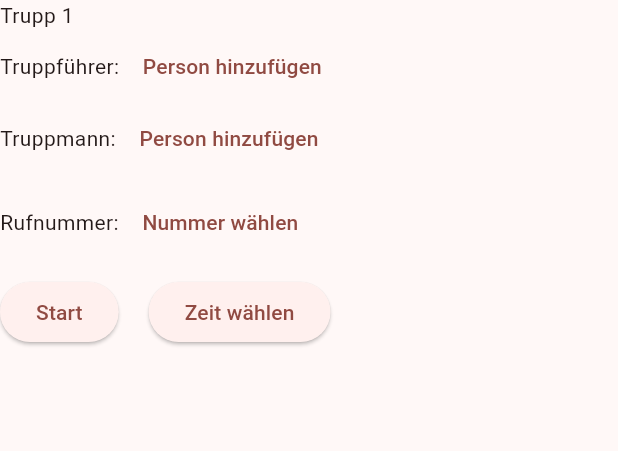
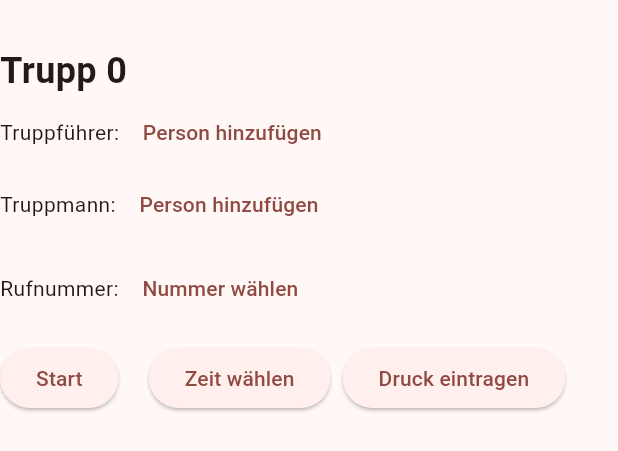
Before and after one commit to TINF24AI2/asu, a Flutter app: the WidgetNewTrupp widget shown alone on an empty page, opened directly with empty values, after a tap on "Start", on a phone screen of 412 x 824 dp. Shown: the top 451 px of the screen. Run offline on Flutter 3.47's test engine with Material 3 defaults, Android fonts, the phone set to English and light mode, and no system bars; our stand-ins replace cloud_firestore, firebase_auth, firebase_core, flutter_riverpod, freezed_annotation, go_router and 1 more; accounts and stored records are empty; generated files the repository leaves out were written again; network calls fail; statements that could not run were skipped.

Commit message:
Edited Edit: Widget Formular neuer Trupp #4
I've added the specification of the pressure and the dynamic truppnumber.
The add_time.dart was previously changed to have less pre-sets as options.

```diff
--- a/lib/ui/core/widget_new_trupp.dart
+++ b/lib/ui/core/widget_new_trupp.dart
@@ -6,6 +6,7 @@ import '../settings/settings.dart'
 import 'add_person.dart';
 import 'add_radio_call_number.dart';
 import 'add_time.dart';
+import 'package:asu/ui/trupp/pressure.dart';
 
 // minimal functional implementation of widget_new_trupp
 
@@ -22,6 +23,8 @@ class _WidgetNewTruppState extends ConsumerState<WidgetNewTrupp> {
   final List<String?> members = [null, null];
   int? _selectedMinutes;
   String? _selectedCallNumber;
+  int? _leaderPressure;
+  int? _memberPressure;
   // open dialog and put the returned name into the selected slot
   Future<void> _addToSlot(int index) async {
     final result = await showAddPersonDialog(context);
@@ -42,13 +45,18 @@ class _WidgetNewTruppState extends ConsumerState<WidgetNewTrupp> {
     });
   }
 
+  // pressure input uses the shared 'Pressure' modal (same behaviour as in 'trupp.dart')
   @override
   Widget build(BuildContext context) {
     return Column(
       mainAxisSize: MainAxisSize.min,
       crossAxisAlignment: CrossAxisAlignment.start,
       children: [
-        const Text('Trupp 1'), // ToDo: make dynamic later
+        Container(margin: const EdgeInsets.only(top: 30)),
+        Text(
+          "Trupp ${widget.truppNumber}",
+          style: const TextStyle(fontSize: 24, fontWeight: FontWeight.bold),
+        ),
         // Leader slot (index 0)
         Row(
           children: [
@@ -59,6 +67,11 @@ class _WidgetNewTruppState extends ConsumerState<WidgetNewTrupp> {
                 icon: const Icon(Icons.delete),
                 onPressed: () => setState(() => members[0] = null),
               ),
+              if (_leaderPressure != null) ...[
+                const SizedBox(width: 6),
+                Text('($_leaderPressure bar)'),
+              ],
+              const SizedBox(width: 8),
             ] else ...[
               TextButton(
                 onPressed: () => _addToSlot(0),
@@ -78,6 +91,11 @@ class _WidgetNewTruppState extends ConsumerState<WidgetNewTrupp> {
                 icon: const Icon(Icons.delete),
                 onPressed: () => setState(() => members[1] = null),
               ),
+              if (_memberPressure != null) ...[
+                const SizedBox(width: 6),
+                Text('($_memberPressure bar)'),
+              ],
+              const SizedBox(width: 8),
             ] else ...[
               TextButton(
                 onPressed: () => _addToSlot(1),
@@ -135,8 +153,8 @@ class _WidgetNewTruppState extends ConsumerState<WidgetNewTrupp> {
                       members[0] ?? "",
                       members[1] ?? "",
                       DateTime.now(),
-                      280,
-                      270,
+                      _leaderPressure ?? 280,
+                      _memberPressure ?? 270,
                       300,
                       Duration(minutes: _selectedMinutes ?? 30),
                     );
@@ -155,6 +173,33 @@ class _WidgetNewTruppState extends ConsumerState<WidgetNewTrupp> {
                     : 'Zeit wählen',
               ),
             ),
+            // button for pressure input
+            const SizedBox(width: 8),
+            ElevatedButton(
+              onPressed: () {
+                showModalBottomSheet(
+                  context: context,
+                  isScrollControlled: true,
+                  builder: (context) {
+                    return Pressure(
+                      onPressureSelected: (selectedPressure, role) {
+                        setState(() {
+                          if (role == 'Truppführer') {
+                            _leaderPressure = selectedPressure;
+                          } else {
+                            _memberPressure = selectedPressure;
+                          }
+                        });
+                      },
+                      lowestPressure:
+                          (_leaderPressure ?? _memberPressure) ??
+                          280, //fallback
+                    );
+                  },
+                );
+              },
+              child: const Text('Druck eintragen'),
+            ),
           ],
         ),
       ],
```
